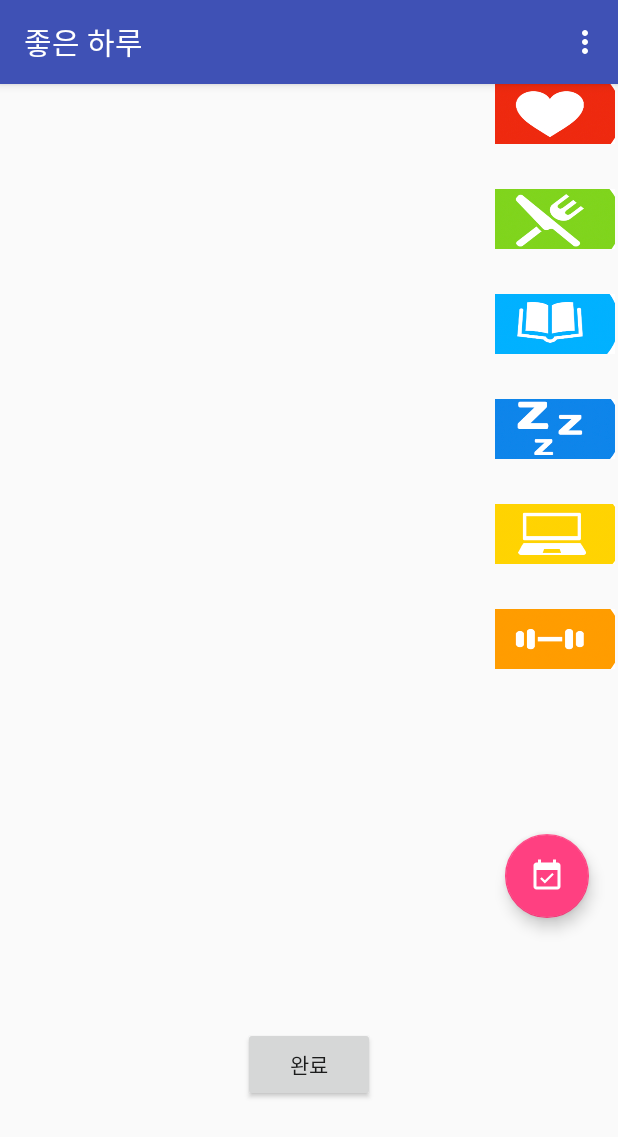
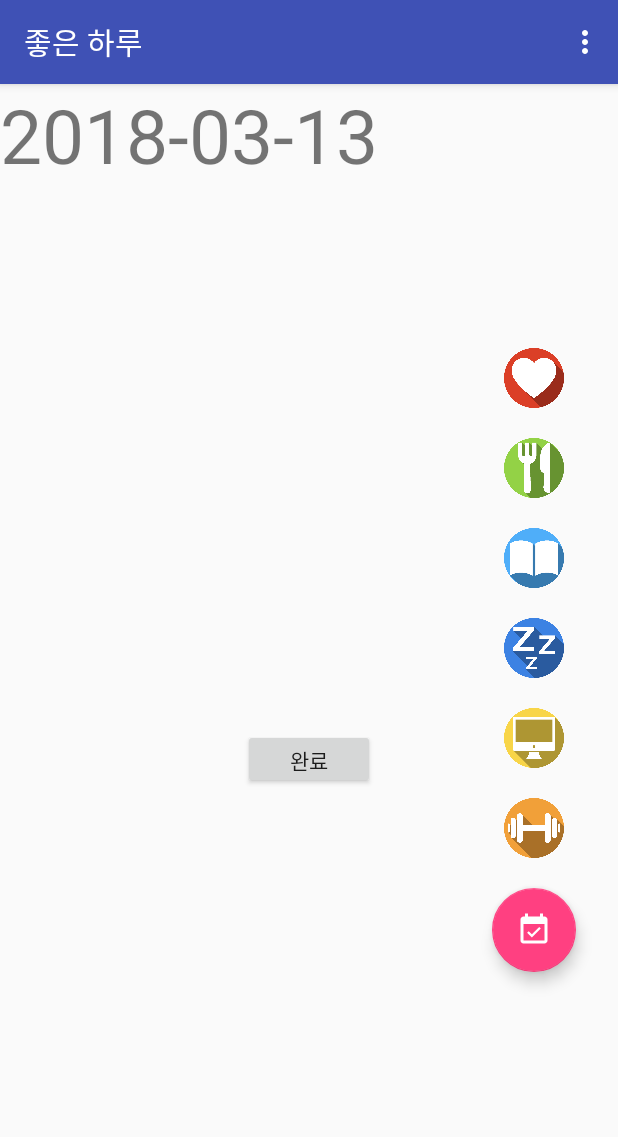
Before and after one commit to san1011/dmp, an Android app: the screen it shows after launch (MainActivity), on a phone screen of 412 x 824 dp. Shown: the top 1137 px of the screen. Run offline under Robolectric (Android 15) with nearby library versions, the phone set to English and light mode, and no system bars; libraries missing offline, so code that uses them is left out: com.kakao.auth; 3 statements that could not run were skipped.

Commit message:
viewPager , Calender 기능 추가

```diff
--- a/app/build.gradle
+++ b/app/build.gradle
@@ -43,10 +43,11 @@ dependencies {
 
     // 카카오 로그인 sdk를 사용하기 위해 필요.
     compile group: 'com.kakao.sdk', name: 'usermgmt', version: '1.7.1'
+
     compile(name:'AdfitSDK-3.0.2', ext:'aar')
     compile 'com.google.android.gms:play-services-base:+'
     compile 'com.google.android.gms:play-services-ads:+'
-    compile 'devs.mulham.horizontalcalendar:horizontalcalendar:1.3.4'
     compile 'com.github.antonyt:InfiniteViewPager:v1.0.0'
     compile 'com.github.zurche:plain-pie:v0.2.4'
+    compile project(path: ':horizontalcalendar')
 }
--- a/app/src/main/java/com/evt/evt/dmp/MainActivity.java
+++ b/app/src/main/java/com/evt/evt/dmp/MainActivity.java
@@ -1,9 +1,16 @@
 package com.evt.evt.dmp;
 
 import android.content.ClipData;
+import android.content.Context;
 import android.content.Intent;
 import android.graphics.Color;
+import android.support.annotation.NonNull;
 import android.support.design.widget.FloatingActionButton;
+import android.support.v4.app.Fragment;
+import android.support.v4.app.FragmentManager;
+import android.support.v4.app.FragmentStatePagerAdapter;
+import android.support.v4.view.PagerAdapter;
+import android.support.v4.view.ViewPager;
 import android.support.v7.app.AppCompatActivity;
 import android.os.Bundle;
 import android.support.v7.widget.Toolbar;
@@ -11,8 +18,11 @@ import android.util.Log;
 import android.view.Menu;
 import android.view.MenuItem;
 import android.view.View;
+import android.view.animation.DecelerateInterpolator;
+import android.view.animation.Interpolator;
 import android.widget.Button;
 import android.widget.ImageButton;
+import android.widget.Scroller;
 import android.widget.Toast;
 
 import com.evt.evt.dmp.Analysis.About;
@@ -22,6 +32,7 @@ import com.evt.evt.dmp.protocal.PlanItem;
 import com.google.gson.Gson;
 import com.google.gson.GsonBuilder;
 
+import java.lang.reflect.Field;
 import java.text.DateFormat;
 import java.text.SimpleDateFormat;
 import java.util.ArrayList;
@@ -31,6 +42,7 @@ import java.util.List;
 import java.util.Random;
 
 import devs.mulham.horizontalcalendar.HorizontalCalendar;
+import devs.mulham.horizontalcalendar.HorizontalCalendarView;
 import devs.mulham.horizontalcalendar.model.CalendarEvent;
 import devs.mulham.horizontalcalendar.utils.CalendarEventsPredicate;
 import devs.mulham.horizontalcalendar.utils.HorizontalCalendarListener;
@@ -48,12 +60,19 @@ public class MainActivity extends AppCompatActivity implements MainDayChangeFrag
     private DmpWebService dmpWebService;
     private ImageButton dating, eating, reading, sleeping, working, work_out;
 
-    public static String dbSetDate; //viewPage 데이트 세팅값
     private Button button;
     private ArrayList<PlanItem> datas;
     private android.app.Fragment fragment;
     private HorizontalCalendar horizontalCalendar;
-    private String day;
+
+
+    public static String dbSetDate; //viewPage 데이트 세팅값
+    private String day; //초반 날짜세팅
+    private DateFormat dateFormet = new SimpleDateFormat("yyyy-MM-dd");
+    private Date date = new Date();
+
+    private ViewPager viewPager;
+    private PagerAdapter pagerAdapter;
 
     @Override
     protected void onCreate(Bundle savedInstanceState) {
@@ -63,15 +82,15 @@ public class MainActivity extends AppCompatActivity implements MainDayChangeFrag
         Toolbar toolbar = findViewById(R.id.toolbar);
         setSupportActionBar(toolbar);
 
-        /* start 2 months ago from now */
+        // start 2 months ago from now
         Calendar startDate = Calendar.getInstance();
-        startDate.add(Calendar.MONTH, -2);
+        startDate.add(Calendar.MONTH, -1);
 
-        /* end after 2 months from now */
+        // end after 2 months from now
         Calendar endDate = Calendar.getInstance();
-        endDate.add(Calendar.MONTH, 2);
+        endDate.add(Calendar.MONTH, 1);
 
-        // Default Date set to Today.
+        // Default Date se읽ㄴt to Today.
         final Calendar defaultSelectedDate = Calendar.getInstance();
 
         horizontalCalendar = new HorizontalCalendar.Builder(this, R.id.calendarView)
@@ -106,27 +125,23 @@ public class MainActivity extends AppCompatActivity implements MainDayChangeFrag
 
         Log.i("Default Date", android.text.format.DateFormat.format("yyyy-MM-dd", defaultSelectedDate).toString());
 
-        android.support.v4.app.FragmentManager fragmentManager = getSupportFragmentManager();
-        android.support.v4.app.FragmentTransaction fragmentTransaction = fragmentManager.beginTransaction();
         day=android.text.format.DateFormat.format("yyyy-MM-dd",defaultSelectedDate).toString();
-        fragmentTransaction.replace(R.id.content, new MainDayChangeFragment(day));
-        fragmentTransaction.commit();
 
         horizontalCalendar.setCalendarListener(new HorizontalCalendarListener() {
             @Override
             public void onDateSelected(Calendar date, int position) {
-                String selectedDateStr = android.text.format.DateFormat.format("yyyy-MM-dd", date).toString();
-                day = selectedDateStr;
-                Toast.makeText(MainActivity.this, selectedDateStr + " selected!", Toast.LENGTH_SHORT).show();
-                Log.i("onDateSelected", selectedDateStr + " - Position = " + position);
-
-                android.support.v4.app.FragmentManager fragmentManager = getSupportFragmentManager();
-                android.support.v4.app.FragmentTransaction fragmentTransaction = fragmentManager.beginTransaction();
-                fragmentTransaction.replace(R.id.content, new MainDayChangeFragment(selectedDateStr));
-                fragmentTransaction.commit();
+                day = android.text.format.DateFormat.format("yyyy-MM-dd", date).toString();
+                Toast.makeText(MainActivity.this, day + " selected!", Toast.LENGTH_SHORT).show();
+                Log.i("onDateSelected", day + " - Position = " + position);
+                //viewPager.setCurrentItem(position);
             }
 
+            @Override
+            public void onCalendarScroll(HorizontalCalendarView calendarView, int dx, int dy) {
+                super.onCalendarScroll(calendarView, dx, dy);
+            }
         });
+
 
         FloatingActionButton fab = findViewById(R.id.fab);
         fab.setOnClickListener(new View.OnClickListener() {
@@ -148,7 +163,10 @@ public class MainActivity extends AppCompatActivity implements MainDayChangeFrag
         dmpWebService = retrofit.create(DmpWebService.class);
 
         initUi(savedInstanceState);
+        initViewPager(savedInstanceState);
     }
+
+
 
     public void initUi(Bundle savedInstanceState){
         onLongClickListener = new OnLongClickListener();
@@ -176,6 +194,62 @@ public class MainActivity extends AppCompatActivity implements MainDayChangeFrag
         });
     }
 
+    public void initViewPager(Bundle savedInstanceState){
+        viewPager = (ViewPager) findViewById(R.id.viewPager);
+        pagerAdapter = new PagerAdapter(getSupportFragmentManager());
+        viewPager.setAdapter(pagerAdapter);
+        viewPager.setCurrentItem(30);
+
+        viewPager.addOnPageChangeListener(new ViewPager.OnPageChangeListener() {
+            @Override
+            public void onPageScrolled(int position, float positionOffset, int positionOffsetPixels) {
+            }
+
+            @Override
+            public void onPageSelected(int position) {
+                Calendar cal = Calendar.getInstance();
+                cal.setTime(date);
+                cal.add(Calendar.DATE, position-30);
+                dbSetDate = dateFormet.format(cal.getTime());
+                horizontalCalendar.centerCalendarToPosition(position);
+            }
+
+            @Override
+            public void onPageScrollStateChanged(int state) {
+
+            }
+        });
+    }
+
+    private class PagerAdapter extends FragmentStatePagerAdapter {
+
+        public PagerAdapter(FragmentManager fm) {
+            super(fm);
+        }
+
+        @Override
+        public Fragment getItem(int position) {
+            Calendar cal = Calendar.getInstance();
+            cal.setTime(date);
+            cal.add(Calendar.DATE, position-30);
+            day = dateFormet.format(cal.getTime());
+            Log.d("sanch","position : "+position);
+            return new MainDayChangeFragment(day);
+        }
+
+        @Override
+        public int getItemPosition(Object object) {
+            return super.getItemPosition(object);
+        }
+
+        @Override
+        public int getCount() {
+            return 61;
+        }
+
+    }
+
+
     @Override
     public void getDatasSet(ArrayList<PlanItem> planItems) {
     }
@@ -192,7 +266,7 @@ public class MainActivity extends AppCompatActivity implements MainDayChangeFrag
                 resultData.setTime(MainAddPlanAdapter.stackDatas.get(i).getTime());
                 resultData.setPlan(MainAddPlanAdapter.stackDatas.get(i).getPlan());
                 resultData.setComplete(MainAddPlanAdapter.stackDatas.get(i).getComplete());
-                resultData.setDate(day);
+                resultData.setDate(dbSetDate);
                 resultData.setId("san1011@naver.com");
                 resultDatas.add(resultData);
             }
@@ -271,7 +345,6 @@ public class MainActivity extends AppCompatActivity implements MainDayChangeFrag
             case R.id.action_about:
                 Intent intent1 = new Intent(getApplicationContext(), About.class);
                 startActivity(intent1);
-                break;
         }
 
         return super.onOptionsItemSelected(item);
--- a/app/src/main/java/com/evt/evt/dmp/MainDayChangeFragment.java
+++ b/app/src/main/java/com/evt/evt/dmp/MainDayChangeFragment.java
@@ -40,10 +40,13 @@ public class MainDayChangeFragment extends Fragment {
     private getDatas getDatasListener;
     private Retrofit retrofit;
     private DmpWebService dmpWebService;
-    private String selectedDateStr;
+    private TextView textView;
+    private String day;
 
-    public MainDayChangeFragment(String selectedDateStr) {
-        this.selectedDateStr=selectedDateStr;
+
+    @SuppressLint("ValidFragment")
+    public MainDayChangeFragment(String day) {
+        this.day = day;
     }
 
     @Override
@@ -82,14 +85,18 @@ public class MainDayChangeFragment extends Fragment {
 
         dmpWebService = retrofit.create(DmpWebService.class);
 
-        return inflater.inflate(R.layout.fragment_daychange, container, false);
+        return inflater.inflate(R.layout.fragment_daychange_viewpager, container, false);
 
     }
 
     @Override
     public void onViewCreated(View view, @Nullable Bundle savedInstanceState) {
         super.onViewCreated(view, savedInstanceState);
+
+        textView = (TextView) view.findViewById(R.id.textView);
+        textView.setText(day);
         initRecycler(view,savedInstanceState);
+
     }
 
     public void initRecycler(View view, Bundle savedInstanceState) {
@@ -105,12 +112,11 @@ public class MainDayChangeFragment extends Fragment {
     //데이터 베이스 저장된 값 불러오는 메소드
     public void getApiPlan() { //currentDay는 0번째부를때는(오늘) MainDayChangeAdapter에서 불러오고 2번째부터는 MainFragment(changePage...메소드에서 불러옴)
 
-        Call<ArrayList<PlanItem>> comment = dmpWebService.getPlan("san1011@naver.com",selectedDateStr); //웹서비스에 id와 페이지의 날짜를 parameter로 날린다
+        Call<ArrayList<PlanItem>> comment = dmpWebService.getPlan("san1011@naver.com",day); //웹서비스에 id와 페이지의 날짜를 parameter로 날린다
         comment.enqueue(new Callback<ArrayList<PlanItem>>() {
             @Override
             public void onResponse(Call<ArrayList<PlanItem>> call, Response<ArrayList<PlanItem>> response) {
                 ArrayList<PlanItem> planItems = response.body();
-
                 ArrayList<PlanItem> timeDatas = new ArrayList<>();
                 ArrayList<String> planString = new ArrayList<>(); //plan 배열에 저장
                 ArrayList<Integer> complete = new ArrayList<>(); //complete 배열에 저장
--- a/app/src/main/res/layout/activity_main.xml
+++ b/app/src/main/res/layout/activity_main.xml
@@ -29,91 +29,85 @@
 
     </android.support.design.widget.AppBarLayout>
 
-    <RelativeLayout
+    <android.support.v4.view.ViewPager
         android:layout_below="@+id/appBar"
-        android:id="@+id/content"
-        android:layout_width="330dp"
-        android:layout_height="530dp">
-    </RelativeLayout>
+        android:id="@+id/viewPager"
+        android:layout_width="300dp"
+        android:layout_height="430dp">
+    </android.support.v4.view.ViewPager>
 
-    <RelativeLayout
+    <LinearLayout
         android:layout_below="@+id/appBar"
         android:layout_width="match_parent"
-        android:layout_height="500dp"
-        android:layout_toRightOf="@id/content"
+        android:layout_height="match_parent"
+        android:layout_toRightOf="@id/viewPager"
+        android:gravity="center"
+        android:orientation="vertical"
         android:id="@+id/imgrelativeLayout">
 
         <ImageButton
             android:id="@+id/image_date"
-            android:layout_width="80dp"
+            android:layout_width="40dp"
             android:layout_height="40dp"
             android:background="@drawable/plan_add_date" />
 
         <ImageButton
             android:id="@+id/image_eating"
-            android:layout_width="80dp"
+            android:layout_width="40dp"
             android:layout_height="40dp"
-            android:layout_below="@+id/image_date"
-            android:layout_marginTop="30dp"
+            android:layout_marginTop="20dp"
             android:background="@drawable/plan_add_eating" />
 
         <ImageButton
             android:id="@+id/image_reading"
-            android:layout_width="80dp"
+            android:layout_width="40dp"
             android:layout_height="40dp"
             android:layout_below="@+id/image_eating"
-            android:layout_marginTop="30dp"
+            android:layout_marginTop="20dp"
             android:background="@drawable/plan_add_reading" />
 
         <ImageButton
             android:id="@+id/image_sleeping"
-            android:layout_width="80dp"
+            android:layout_width="40dp"
             android:layout_height="40dp"
             android:layout_below="@+id/image_reading"
-            android:layout_marginTop="30dp"
+            android:layout_marginTop="20dp"
             android:background="@drawable/plan_add_sleep" />
 
         <ImageButton
             android:id="@+id/image_working"
-            android:layout_width="80dp"
+            android:layout_width="40dp"
             android:layout_height="40dp"
             android:layout_below="@+id/image_sleeping"
-            android:layout_marginTop="30dp"
+            android:layout_marginTop="20dp"
             android:background="@drawable/plan_add_work" />
 
         <ImageButton
             android:id="@+id/image_work_out"
-            android:layout_width="80dp"
+            android:layout_width="40dp"
             android:layout_height="40dp"
             android:layout_below="@+id/image_working"
-            android:layout_marginTop="30dp"
+            android:layout_marginTop="20dp"
             android:background="@drawable/plan_add_workout" />
 
-    </RelativeLayout>
-
-    <LinearLayout
-        android:layout_below="@+id/content"
-        android:layout_width="match_parent"
-        android:layout_height="match_parent"
-        android:layout_marginTop="10dp"
-        android:gravity="center"
-        android:id="@+id/linearLayout">
-
-        <Button
-            android:id="@+id/button"
+        <android.support.design.widget.FloatingActionButton
+            android:id="@+id/fab"
             android:layout_width="wrap_content"
-            android:layout_height="50dp"
-            android:text="완료"/>
+            android:layout_height="wrap_content"
+            android:layout_below="@+id/image_work_out"
+            android:layout_marginTop="20dp"
+            android:src="@drawable/ic_calendar_24dp" />
 
     </LinearLayout>
 
-    <android.support.design.widget.FloatingActionButton
-        android:id="@+id/fab"
+    <Button
+        android:id="@+id/button"
         android:layout_width="wrap_content"
-        android:layout_height="wrap_content"
-        android:layout_alignParentEnd="true"
-        android:layout_below="@+id/imgrelativeLayout"
-        android:layout_marginEnd="19dp"
-        android:src="@drawable/ic_calendar_24dp" />
+        android:layout_height="40dp"
+        android:layout_below="@+id/viewPager"
+        android:layout_centerHorizontal="true"
+        android:text="완료"/>
+
+
 
 </RelativeLayout>
--- a/app/src/main/res/layout/fragment_daychange.xml
+++ b/app/src/main/res/layout/fragment_daychange_viewpager.xml
@@ -4,9 +4,17 @@
     android:layout_width="match_parent"
     android:layout_height="match_parent">
 
+    <TextView
+        android:id="@+id/textView"
+        android:layout_width="wrap_content"
+        android:layout_height="wrap_content"
+        android:text="123"
+        android:textSize="50dp"/>
+
     <android.support.v7.widget.RecyclerView
         xmlns:android="http://schemas.android.com/apk/res/android"
         android:id="@+id/recyclerView"
+        android:layout_below="@+id/textView"
         android:layout_width="match_parent"
         android:layout_height="match_parent">
 
--- a/horizontalcalendar/src/main/res/layout/hc_item_calendar.xml
+++ b/horizontalcalendar/src/main/res/layout/hc_item_calendar.xml
@@ -1,5 +1,6 @@
 <?xml version="1.0" encoding="utf-8"?>
-<android.support.constraint.ConstraintLayout xmlns:android="http://schemas.android.com/apk/res/android"
+<android.support.constraint.ConstraintLayout
+    xmlns:android="http://schemas.android.com/apk/res/android"
     xmlns:app="http://schemas.android.com/apk/res-auto"
     xmlns:tools="http://schemas.android.com/tools"
     android:layout_width="wrap_content"
```
Also changed, not shown: app/src/main/java/com/evt/evt/dmp/MainAddPlanAdapter.java (+12 -6 lines), app/src/main/res/layout/fragment_add_plan_recycler.xml (+21 -10 lines), app/src/main/res/drawable/plan_add_date.png, app/src/main/res/drawable/plan_add_eating.png, app/src/main/res/drawable/plan_add_reading.png, app/src/main/res/drawable/plan_add_sleep.png, app/src/main/res/drawable/plan_add_work.png, app/src/main/res/drawable/plan_add_workout.png.
